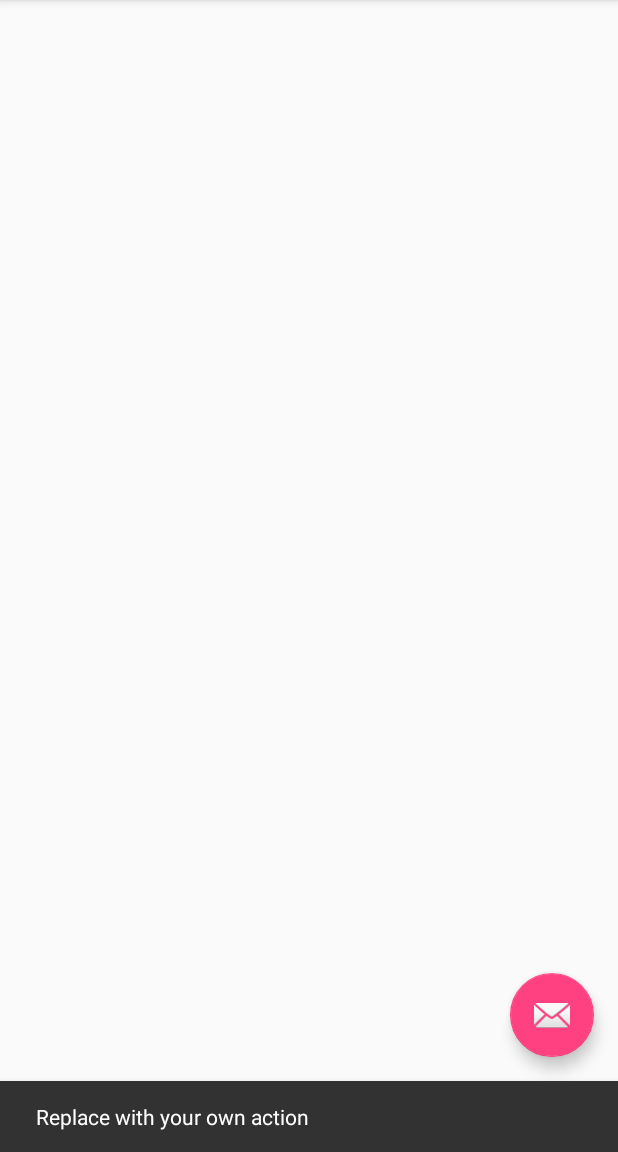
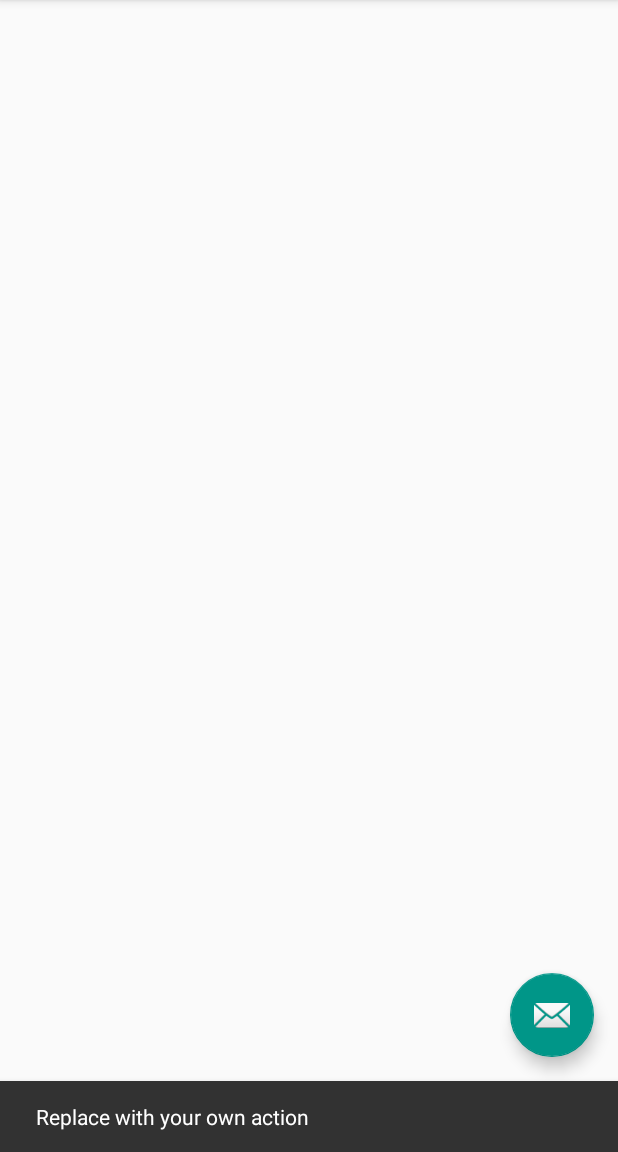
Before and after one commit to gciluffo/HowHighAmI, an Android app: the AdobeEditor screen opened directly, with no data from a screen before it, after a tap on an icon or button, on a phone screen of 412 x 824 dp, the part 84-1236 px from its top. Run offline under Robolectric (Android 15) with nearby library versions, the phone set to English and light mode, and no system bars; libraries missing offline, so code that uses them is left out: com.adobe.creativesdk; pictures from the network do not load; 4 statements that could not run were skipped.

Commit message:
updated colors

```diff
--- a/app/src/main/res/values/colors.xml
+++ b/app/src/main/res/values/colors.xml
@@ -1,6 +1,7 @@
 <?xml version="1.0" encoding="utf-8"?>
 <resources>
-    <color name="colorPrimary">#3F51B5</color>
-    <color name="colorPrimaryDark">#303F9F</color>
-    <color name="colorAccent">#FF4081</color>
+    <color name="colorPrimary">#4CAF50</color>
+    <color name="colorPrimaryDark">#388E3C</color>
+    <color name="colorAccent">#009688</color>
+    <color name="colorPrimaryLight">#C8E6C9</color>
 </resources>
```
